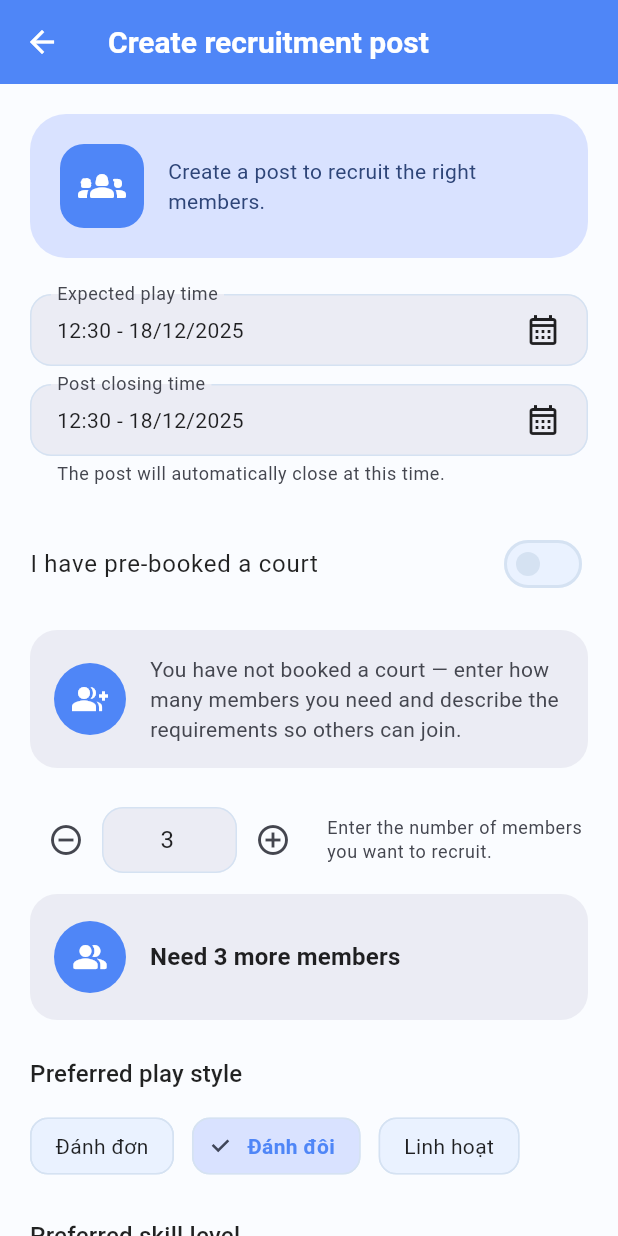
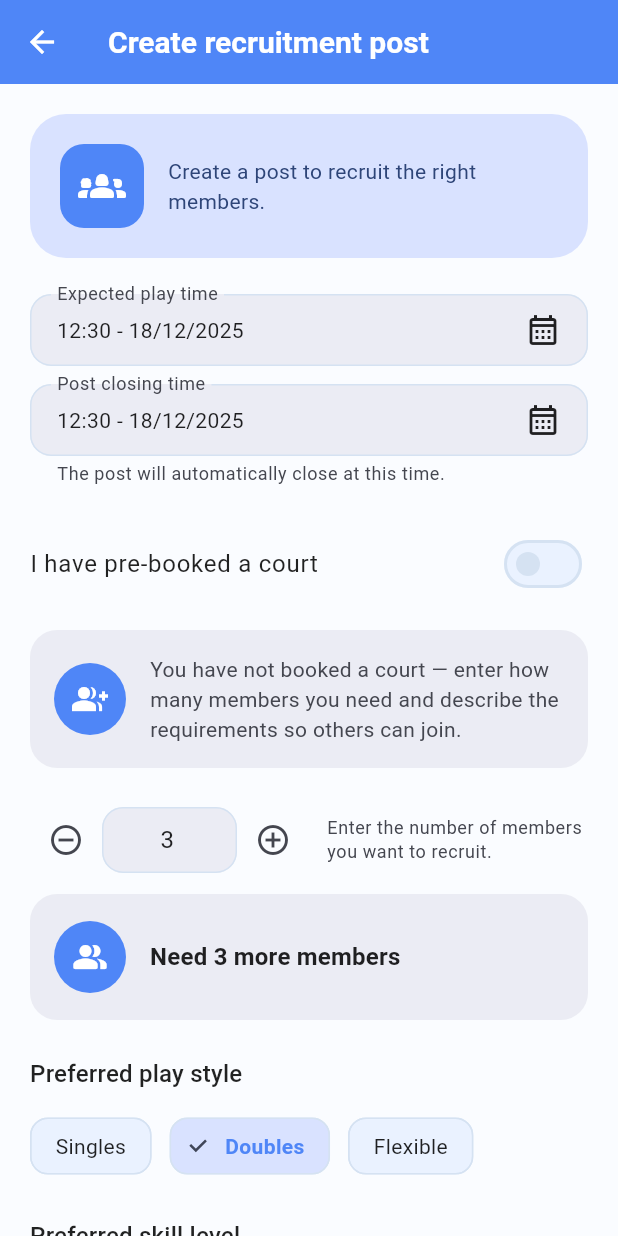
Before and after one commit to BaoMinhne/badminton_booking_app, a Flutter app: the RecruitmentFormPage screen opened directly, after a tap on "I have pre-booked a court", on a phone screen of 412 x 824 dp. Run offline on Flutter 3.47's test engine with Material 3 defaults, Android fonts, the light colour scheme and no system bars; our stand-ins replace curved_navigation_bar, fl_chart, flutter_dotenv, image_picker, intl_phone_field, pocketbase and 1 more; accounts and stored records are empty; network calls fail.

Commit message:
Translate recruitment selectors to English

```diff
--- a/lib/utils/recruitment_dictionary.dart
+++ b/lib/utils/recruitment_dictionary.dart
@@ -2,29 +2,29 @@ class RecruitmentDictionary {
   RecruitmentDictionary._();
 
   static const Map<String, String> playStyleLabels = {
-    'singles': 'Đánh đơn',
-    'doubles': 'Đánh đôi',
-    'mixed': 'Linh hoạt',
+    'singles': 'Singles',
+    'doubles': 'Doubles',
+    'mixed': 'Flexible',
   };
 
   static const Map<String, String> skillLevelLabels = {
-    'Beginner': 'Mới chơi',
-    'Lower Intermediate': 'Trung bình yếu',
-    'Intermediate': 'Trung bình',
-    'Upper Intermediate': 'Trung bình khá',
-    'Advanced': 'Nâng cao',
+    'Beginner': 'Beginner',
+    'Lower Intermediate': 'Lower intermediate',
+    'Intermediate': 'Intermediate',
+    'Upper Intermediate': 'Upper intermediate',
+    'Advanced': 'Advanced',
   };
 
   static String playStyleLabelFromValue(String? value) {
     if (value == null) {
-      return 'Không xác định';
+      return 'Unknown';
     }
     return playStyleLabels[value] ?? value;
   }
 
   static String skillLabelFromValue(dynamic value) {
     if (value == null) {
-      return 'Không xác định';
+      return 'Unknown';
     }
     final key = value is String ? value : value.toString();
     return skillLevelLabels[key] ?? key;
```
